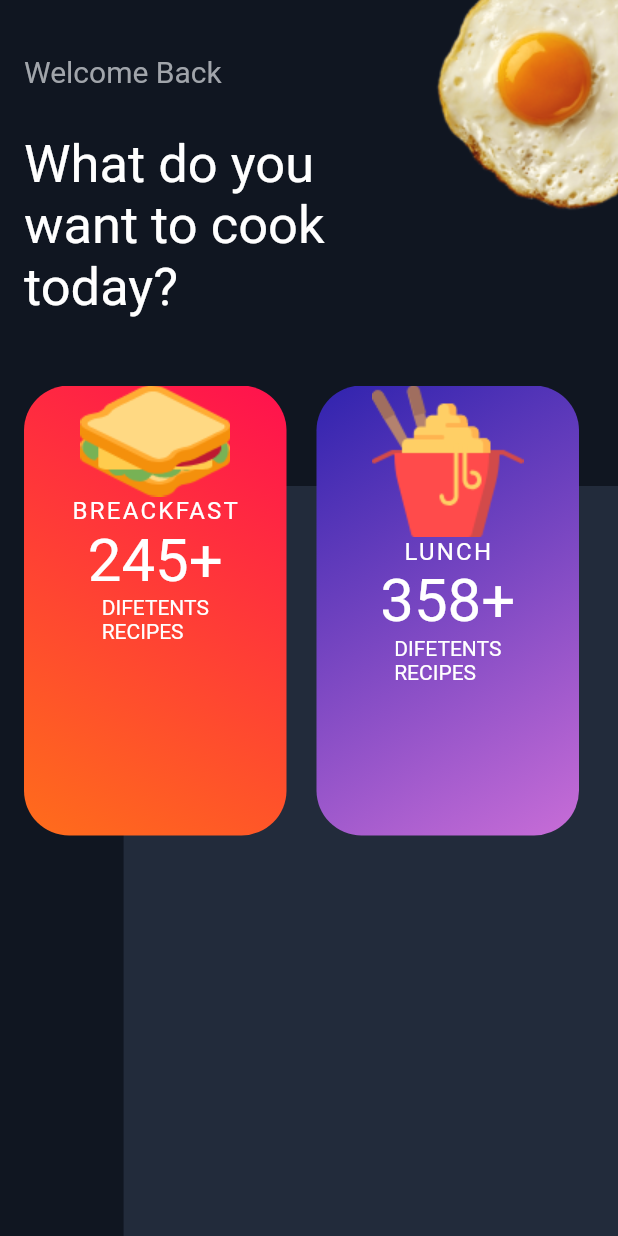
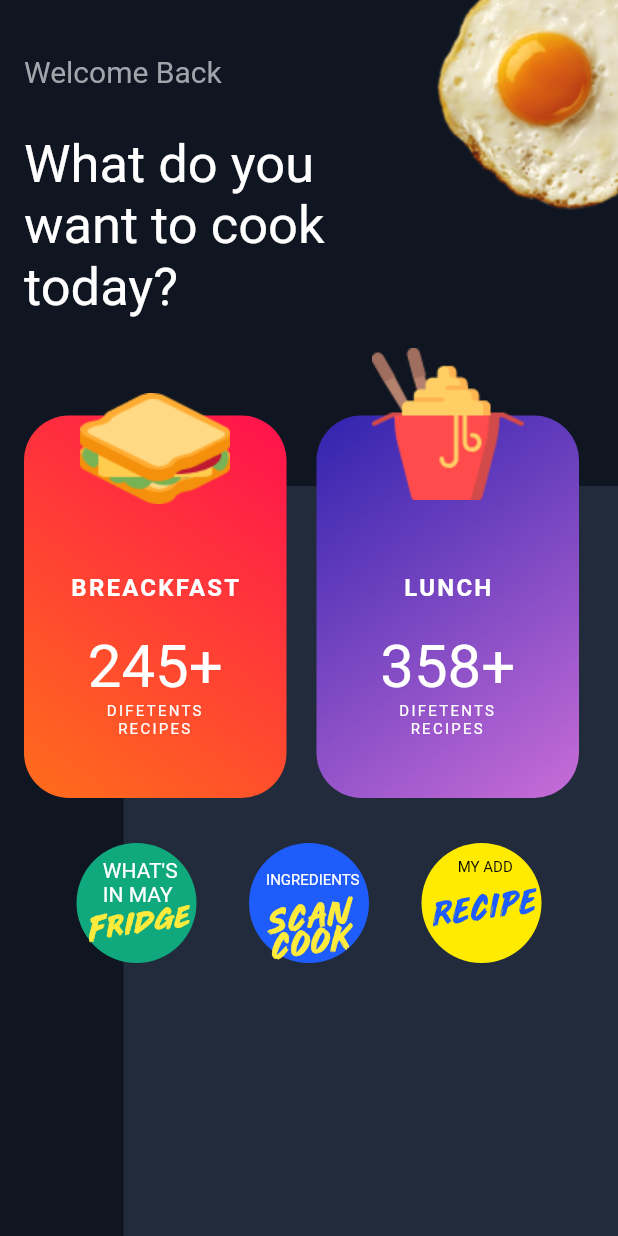
Before and after one commit to edalvb/recipe, a Flutter app: the screen it shows after launch, on a phone screen of 412 x 824 dp. Run offline on Flutter 3.47's test engine with Material 2 defaults, Android fonts, the phone set to English and light mode, and no system bars.

Commit message:
Pantalla principal 4 de 4

```diff
--- a/lib/ui/pages/home_page.dart
+++ b/lib/ui/pages/home_page.dart
@@ -1,4 +1,5 @@
 import 'package:flutter/material.dart';
+import 'dart:math' as math;
 
 class HomePage extends StatelessWidget {
   @override
@@ -49,18 +50,22 @@ class HomePage extends StatelessWidget {
                     style: TextStyle(fontSize: 35),
                   ),
                 ),
-                SizedBox(height: 45),
+                SizedBox(height: 20),
                 SingleChildScrollView(
                   scrollDirection: Axis.horizontal,
                   child: Row(
                     children: [
                       FoodTimeWidget(
-                        colors: [Color(0xFFFF114E), Color(0xFFFF6D1B)],
+                        colors: [
+                          Color(0xFFFF114E),
+                          Color(0xFFFF6D1B),
+                        ],
                         begin: Alignment.topRight,
                         end: Alignment.bottomLeft,
                         name: "BREACKFAST",
                         count: 245,
                         assetPath: "assets/images/sandwich.png",
+                        yoffset: -15.0,
                       ),
                       FoodTimeWidget(
                         colors: [Color(0xFF3023AE), Color(0xFFC86DD7)],
@@ -69,6 +74,7 @@ class HomePage extends StatelessWidget {
                         name: "LUNCH",
                         count: 358,
                         assetPath: "assets/images/ramen.png",
+                        yoffset: -45.0,
                       ),
                       FoodTimeWidget(
                         colors: [Color(0xFF3023AE), Color(0xFF10A97E)],
@@ -77,10 +83,81 @@ class HomePage extends StatelessWidget {
                         name: "DINNER",
                         count: 358,
                         assetPath: "assets/images/ramen.png",
+                        yoffset: -45.0,
                       ),
                     ],
                   ),
                 ),
+                SizedBox(
+                  height: 30,
+                ),
+                Row(
+                  mainAxisAlignment: MainAxisAlignment.spaceEvenly,
+                  children: [
+                    CircleWidget(
+                      circleColor: Color(0xFF10A97E),
+                      children: [
+                        Text("WHAT'S\nIN MAY"),
+                        Transform.rotate(
+                          angle: math.pi / 0.511,
+                          child: Text(
+                            "Fridge",
+                            style: TextStyle(
+                                color: Colors.yellow,
+                                fontSize: 28,
+                                fontFamily: "Ultra Refresh"),
+                          ),
+                        )
+                      ],
+                    ),
+                    CircleWidget(
+                      circleColor: Color(0xFF1E5CFC),
+                      children: [
+                        SizedBox(height: 9),
+                        Text(
+                          "INGREDIENTS",
+                          style: TextStyle(fontSize: 10),
+                        ),
+                        SizedBox(
+                          height: 15,
+                        ),
+                        Transform.rotate(
+                          angle: math.pi / 0.511,
+                          child: Text(
+                            "SCAN\nCOOK",
+                            style: TextStyle(
+                                color: Colors.yellow,
+                                fontSize: 28,
+                                fontFamily: "Ultra Refresh",
+                                height: 0.6),
+                          ),
+                        )
+                      ],
+                    ),
+                    CircleWidget(
+                      circleColor: Color(0xFFFFEB00),
+                      children: [
+                        Text(
+                          "MY ADD",
+                          style: TextStyle(color: Colors.black, fontSize: 10),
+                        ),
+                        SizedBox(
+                          height: 10,
+                        ),
+                        Transform.rotate(
+                          angle: math.pi / 0.511,
+                          child: Text(
+                            "RECIPE",
+                            style: TextStyle(
+                                color: Color(0xFF1E5CFC),
+                                fontSize: 28,
+                                fontFamily: "Ultra Refresh"),
+                          ),
+                        )
+                      ],
+                    )
+                  ],
+                )
               ],
             ),
           ),
@@ -97,6 +174,7 @@ class FoodTimeWidget extends StatelessWidget {
   String assetPath;
   AlignmentGeometry begin;
   AlignmentGeometry end;
+  Offset offset;
 
   FoodTimeWidget(
       {this.colors,
@@ -104,7 +182,10 @@ class FoodTimeWidget extends StatelessWidget {
       this.count,
       this.assetPath,
       this.begin,
-      this.end});
+      this.end,
+      double yoffset}) {
+    this.offset = Offset(0, yoffset);
+  }
 
   @override
   Widget build(BuildContext context) {
@@ -112,6 +193,8 @@ class FoodTimeWidget extends StatelessWidget {
       height: 300,
       width: 175,
       margin: EdgeInsets.only(right: 20),
+      padding: EdgeInsets.only(top: 45),
+      child: DecoratedBox(
         decoration: BoxDecoration(
           gradient:
               LinearGradient(colors: colors, begin: this.begin, end: this.end),
@@ -119,21 +202,69 @@ class FoodTimeWidget extends StatelessWidget {
             Radius.circular(30),
           ),
         ),
+        child: Stack(
+          children: [
+            Transform.translate(
+              //offset: Offset(0, -25),
+              offset: this.offset,
+              child: Align(
+                  alignment: Alignment.topCenter,
+                  child: Image.asset(this.assetPath)),
+            ),
+            Align(
+              alignment: Alignment.bottomCenter,
               child: Column(
                 mainAxisSize: MainAxisSize.min,
                 children: [
-          Image.asset(this.assetPath),
                   Text(
                     this.name,
-            style: TextStyle(letterSpacing: 1.5, fontSize: 16),
+                    style: TextStyle(
+                        letterSpacing: 1.5,
+                        fontSize: 16,
+                        fontWeight: FontWeight.bold),
+                  ),
+                  SizedBox(
+                    height: 20,
                   ),
                   Text(
                     "$count+",
                     style: TextStyle(fontSize: 40),
                   ),
-          Text("DIFETENTS\nRECIPES"),
+                  Text(
+                    "DIFETENTS\nRECIPES",
+                    textAlign: TextAlign.center,
+                    style: TextStyle(fontSize: 10, letterSpacing: 1.5),
+                  ),
+                  SizedBox(
+                    height: 40,
+                  )
                 ],
+              ),
+            ),
+          ],
+        ),
       ),
     );
   }
 }
+
+class CircleWidget extends StatelessWidget {
+  final Color circleColor;
+  final List<Widget> children;
+
+  CircleWidget({this.circleColor, this.children});
+
+  @override
+  Widget build(BuildContext context) {
+    return Container(
+      height: 80,
+      width: 80,
+      padding: EdgeInsets.only(top: 10, left: 5),
+      decoration: BoxDecoration(shape: BoxShape.circle, color: circleColor),
+      child: Column(
+        mainAxisSize: MainAxisSize.min,
+        children: children,
+      ),
+    );
+  }
+}
```
Lines whose indentation alone changed are shown as unchanged.
